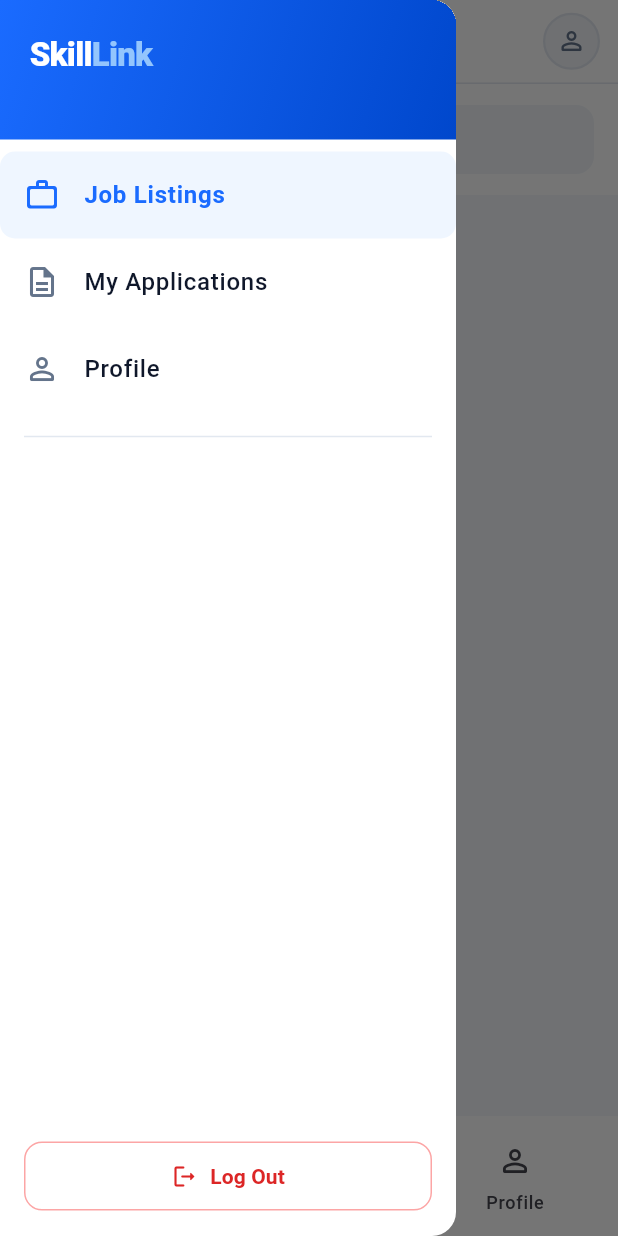
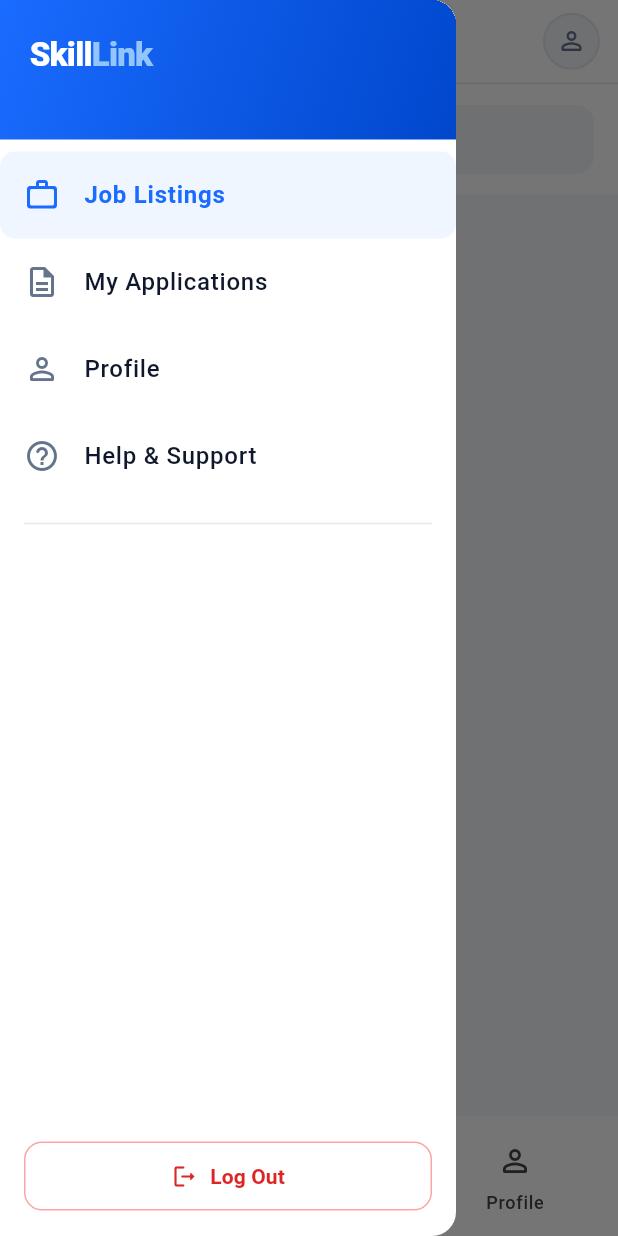
Before and after one commit to arm0nn/SkillLink, a Flutter app: the screen it shows once a user with an empty profile is signed in, with the side drawer open, on a phone screen of 412 x 824 dp. Run offline on Flutter 3.47's test engine with Material 3 defaults, Android fonts, the phone set to English and light mode, and no system bars; our stand-ins replace cloud_firestore, firebase_auth, firebase_core; accounts and stored records are empty.

Commit message:
Update seeker_dashboard.dart

```diff
--- a/lib/screens/seeker/seeker_dashboard.dart
+++ b/lib/screens/seeker/seeker_dashboard.dart
@@ -7,6 +7,9 @@
 import 'applications_screen.dart';
 import 'job_feed_screen.dart';
 
+// the main dashboard for job seekers
+// uses a stateful widget to manage the selected tab index and update UI accordingly
+// switches between jobs feed, applications, and profile screens based on the selected tab
 class SeekerDashboard extends StatefulWidget {
   const SeekerDashboard({super.key});
 
@@ -15,29 +18,33 @@
 }
 
 class _SeekerDashboardState extends State<SeekerDashboard> {
+  // tracks which tab is currently selected (0 = Jobs, 1 = Applications, 2 = Profile)
   int _tabIndex = 0;
 
+  // the screens corresponding to each index
   final _tabs = const [
     JobFeedScreen(),
     ApplicationsScreen(),
     ProfileScreen(),
   ];
 
+  // titles used in the app bar at the bottom
   final _titles = const ['Jobs', 'My Applications', 'Profile'];
 
   @override
   Widget build(BuildContext context) {
     return Scaffold(
-      appBar: _buildAppBar(context),
+      appBar: _buildAppBar(context), // Custom app bar defined below.
       drawer: AppDrawer(
+        // reusable drawer widget
         items: [
           DrawerMenuItem(
             icon: Icons.work_outline_rounded,
             label: 'Job Listings',
-            isActive: _tabIndex == 0,
+            isActive: _tabIndex == 0, // highlights the active item
             onTap: () {
-              Navigator.pop(context);
-              setState(() => _tabIndex = 0);
+              Navigator.pop(context); // close the drawer
+              setState(() => _tabIndex = 0); // switch to Jobs tab
             },
           ),
           DrawerMenuItem(
@@ -58,9 +65,22 @@
               setState(() => _tabIndex = 2);
             },
           ),
+          DrawerMenuItem(
+            icon: Icons.help_outline_rounded,
+            label: 'Help & Support',
+            // help and support message
+            onTap: () {
+              Navigator.pop(context);
+              ScaffoldMessenger.of(context).showSnackBar(
+                const SnackBar(content: Text('Help & Support — coming soon')),
+              );
+            },
+          ),
         ],
       ),
+      // The body changes based on the selected tab
       body: _tabs[_tabIndex],
+      // bottom navigation bar for switching between jobs, applications, and profile quickly
       bottomNavigationBar: NavigationBar(
         selectedIndex: _tabIndex,
         onDestinationSelected: (i) => setState(() => _tabIndex = i),
@@ -86,16 +106,21 @@
     );
   }
 
+  // the APP bar
+  // the app bar contains a button for hamburger menu, the logo of the app in the middle, and profile icon on the right
   PreferredSizeWidget _buildAppBar(BuildContext context) {
     return PreferredSize(
       preferredSize: const Size.fromHeight(kToolbarHeight),
       child: AppBar(
+        // hamburger menu button that opens the drawer on the left
         leading: Builder(
           builder: (ctx) => IconButton(
             icon: const Icon(Icons.menu_rounded, color: AppConfig.textDark),
             onPressed: () => Scaffold.of(ctx).openDrawer(),
           ),
         ),
+
+        // Title: shows the "SkillLink" logo on the Jobs tab, otherwise shows the tab name
         title: Center(
           child: _tabIndex == 0
               ? const _SkillLinkLogo()
@@ -107,6 +132,7 @@
                       color: AppConfig.textDark),
                 ),
         ),
+        // profile avatar on the top right that takes you to the profile tab when clicked
         actions: [
           Padding(
             padding: const EdgeInsets.only(right: 12),
@@ -132,6 +158,7 @@
             ),
           ),
         ],
+        // bottom border to separate the app bar from the body.
         bottom: PreferredSize(
           preferredSize: const Size.fromHeight(1),
           child: Container(height: 1, color: AppConfig.border),
@@ -141,6 +168,8 @@
   }
 }
 
+// SkillLink logo widget for the app bar for the jobs tab
+// displays the "SkillLink" brand name with "Skill" in dark and "Link" in blue
 class _SkillLinkLogo extends StatelessWidget {
   const _SkillLinkLogo();
 
@@ -171,7 +200,10 @@
   }
 }
 
-/// Data for a single drawer menu item.
+// DRAWER MENU ITEM CLASS
+// Data for a single drawer menu item
+// [isActive] determines if the item is visually highlighted
+// [onTap] is the callback executed when the item is tapped
 class DrawerMenuItem {
   final IconData icon;
   final String label;
@@ -186,13 +218,9 @@
   });
 }
 
-/// Shared hamburger drawer (used by both seeker + provider dashboards).
-///
-/// Takes its menu items as data via [items], so each dashboard defines
-/// its own labels/icons/destinations instead of this widget guessing
-/// what a given label "means" for whichever screen is using it. Each
-/// item's onTap is responsible for closing the drawer (Navigator.pop)
-/// itself if that's desired.
+// REUSABLE APP DRAWER
+// shared hamburger drawer for both job seeker and job provider
+// Takes its menu items as data via [items], so each dashboard defines its own labels/icons/destinations
 class AppDrawer extends StatelessWidget {
   final List<DrawerMenuItem> items;
 
@@ -205,6 +233,8 @@
         child: Column(
           crossAxisAlignment: CrossAxisAlignment.start,
           children: [
+            // DRAWER HEADER
+            // gradient background with the white logo and the user's name
             Container(
               width: double.infinity,
               padding: const EdgeInsets.fromLTRB(20, 24, 20, 20),
@@ -223,6 +253,7 @@
                       const _SkillLinkLogoWhite(),
                       const SizedBox(height: 6),
                       Text(
+                        // shows the user's name if logged in, otherwise there's a fallback message
                         auth.userProfile?.name ?? 'Find your dream job today',
                         style: TextStyle(
                             color: Colors.white.withOpacity(0.85), fontSize: 12),
@@ -233,6 +264,10 @@
               ),
             ),
             const SizedBox(height: 8),
+
+            // DRAWER MENU ITEMS
+            // builds each item from the provided list
+            // active items are highlighted with a blue background and bold text
             for (final item in items)
               ListTile(
                 leading: Icon(item.icon,
@@ -257,18 +292,24 @@
                     const EdgeInsets.symmetric(horizontal: 16, vertical: 1),
                 onTap: item.onTap,
               ),
+
             const Padding(
               padding: EdgeInsets.symmetric(horizontal: 16, vertical: 8),
               child: Divider(color: AppConfig.border),
             ),
+
+            // spacer helps push the logout button to the bottom of the drawer
             const Spacer(),
+
+            // LOGOUT BUTTON
+            // A red button that calls the auth provider's logout method
             Padding(
               padding: const EdgeInsets.all(16),
               child: SizedBox(
                 width: double.infinity,
                 child: OutlinedButton.icon(
                   onPressed: () async {
-                    Navigator.pop(context);
+                    Navigator.pop(context);          // close the drawer first
                     await context.read<AppAuthProvider>().logout();
                   },
                   icon: const Icon(Icons.logout_rounded, size: 18),
@@ -291,6 +332,9 @@
   }
 }
 
+// SKILLLINK LOGO WHITE
+// displays "Skill" in white and "Link" in light blue
+// used inside the drawer header gradient background
 class _SkillLinkLogoWhite extends StatelessWidget {
   const _SkillLinkLogoWhite();
 
```
